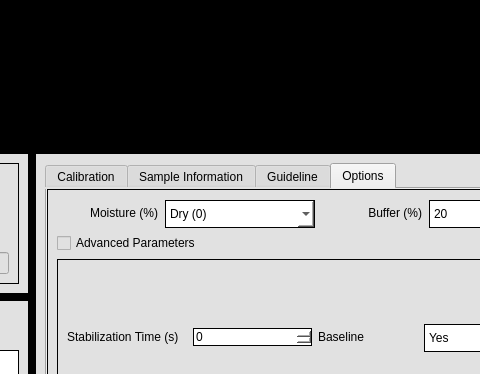
Qt form sal-updated/sal.ui (yassin-shehata/sal-app) before a commit; both pictures show x 631 to 1111 and y 0 to 374 of the 1326 by 859 pixel window.
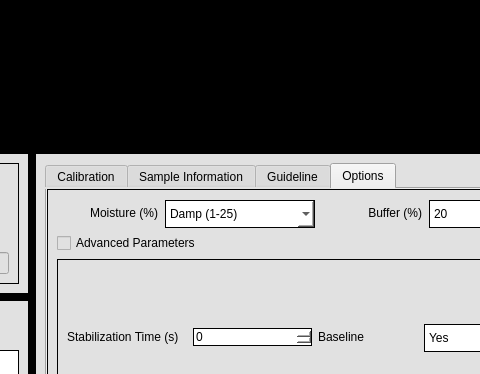
The same form after that commit. Icons and pictures are not drawn.

Patch:
```diff
--- a/sal-updated/sal.ui
+++ b/sal-updated/sal.ui
@@ -2140,6 +2140,9 @@
                    <property name="styleSheet">
                     <string notr="true">b</string>
                    </property>
+                   <property name="currentIndex">
+                    <number>1</number>
+                   </property>
                    <property name="frame">
                     <bool>true</bool>
                    </property>
```
